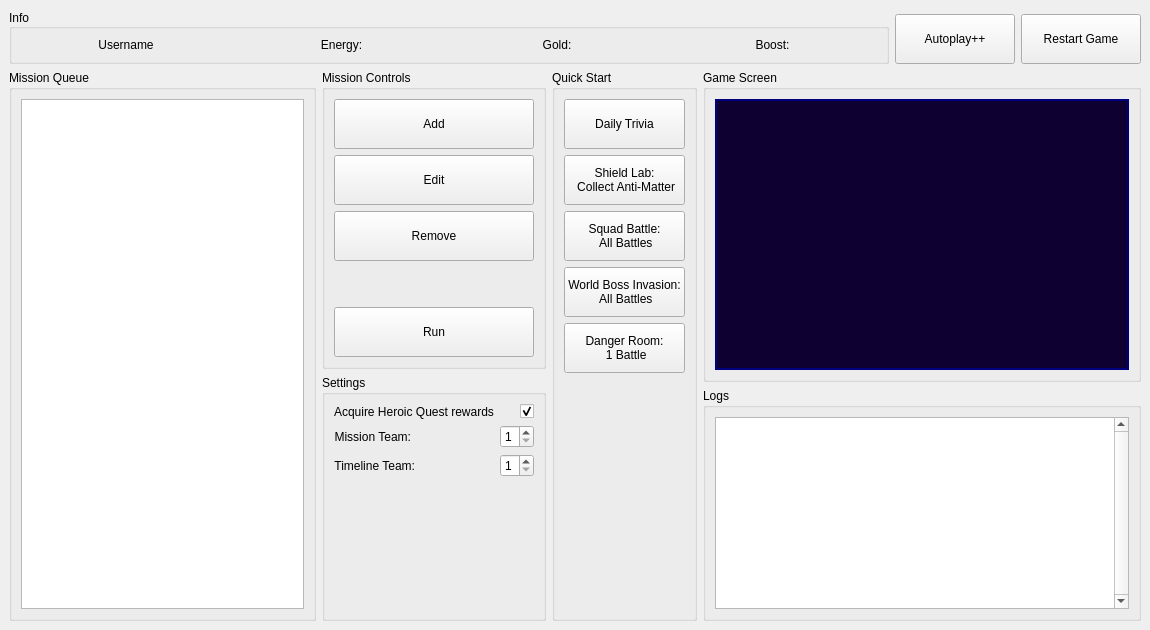
Above: lib/gui/designes/main_window.ui from tmarenko/mff_auto before the change. Below: the same form after it.
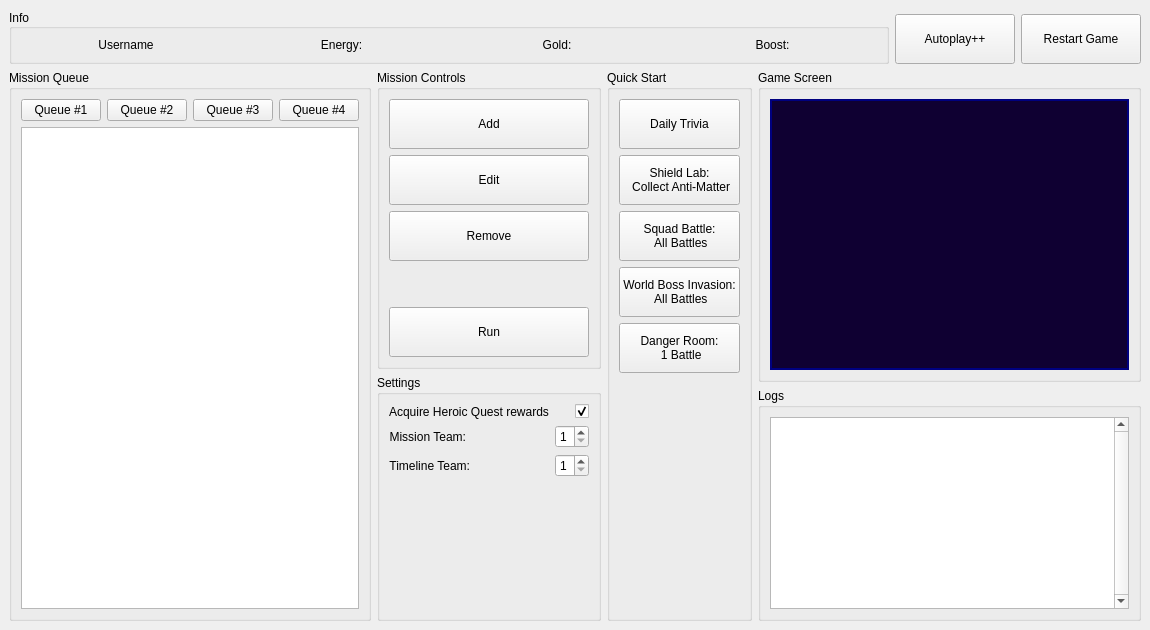
That is the form after the change.

Commit message: gui: added compatibility for multiple queues

```diff
--- a/lib/gui/designes/main_window.ui
+++ b/lib/gui/designes/main_window.ui
@@ -140,6 +140,84 @@
          <string>Mission Queue</string>
         </property>
         <layout class="QVBoxLayout" name="verticalLayout_5">
+         <item>
+          <layout class="QHBoxLayout" name="horizontalLayout_6">
+           <item>
+            <widget class="QPushButton" name="queue_button_1">
+             <property name="text">
+              <string>Queue #1</string>
+             </property>
+             <property name="checkable">
+              <bool>true</bool>
+             </property>
+             <property name="checked">
+              <bool>false</bool>
+             </property>
+             <property name="default">
+              <bool>false</bool>
+             </property>
+            </widget>
+           </item>
+           <item>
+            <widget class="QPushButton" name="queue_button_2">
+             <property name="text">
+              <string>Queue #2</string>
+             </property>
+             <property name="checkable">
+              <bool>true</bool>
+             </property>
+             <property name="default">
+              <bool>false</bool>
+             </property>
+            </widget>
+           </item>
+           <item>
+            <widget class="QPushButton" name="queue_button_3">
+             <property name="text">
+              <string>Queue #3</string>
+             </property>
+             <property name="checkable">
+              <bool>true</bool>
+             </property>
+             <property name="default">
+              <bool>false</bool>
+             </property>
+            </widget>
+           </item>
+           <item>
+            <widget class="QPushButton" name="queue_button_4">
+             <property name="text">
+              <string>Queue #4</string>
+             </property>
+             <property name="checkable">
+              <bool>true</bool>
+             </property>
+             <property name="autoDefault">
+              <bool>false</bool>
+             </property>
+             <property name="default">
+              <bool>false</bool>
+             </property>
+             <property name="flat">
+              <bool>false</bool>
+             </property>
+            </widget>
+           </item>
+           <item>
+            <spacer name="horizontalSpacer">
+             <property name="orientation">
+              <enum>Qt::Horizontal</enum>
+             </property>
+             <property name="sizeHint" stdset="0">
+              <size>
+               <width>40</width>
+               <height>20</height>
+              </size>
+             </property>
+            </spacer>
+           </item>
+          </layout>
+         </item>
          <item>
           <widget class="QListWidget" name="queue_list_widget">
            <property name="lineWidth">
```
The commit also changes 3 other files.
